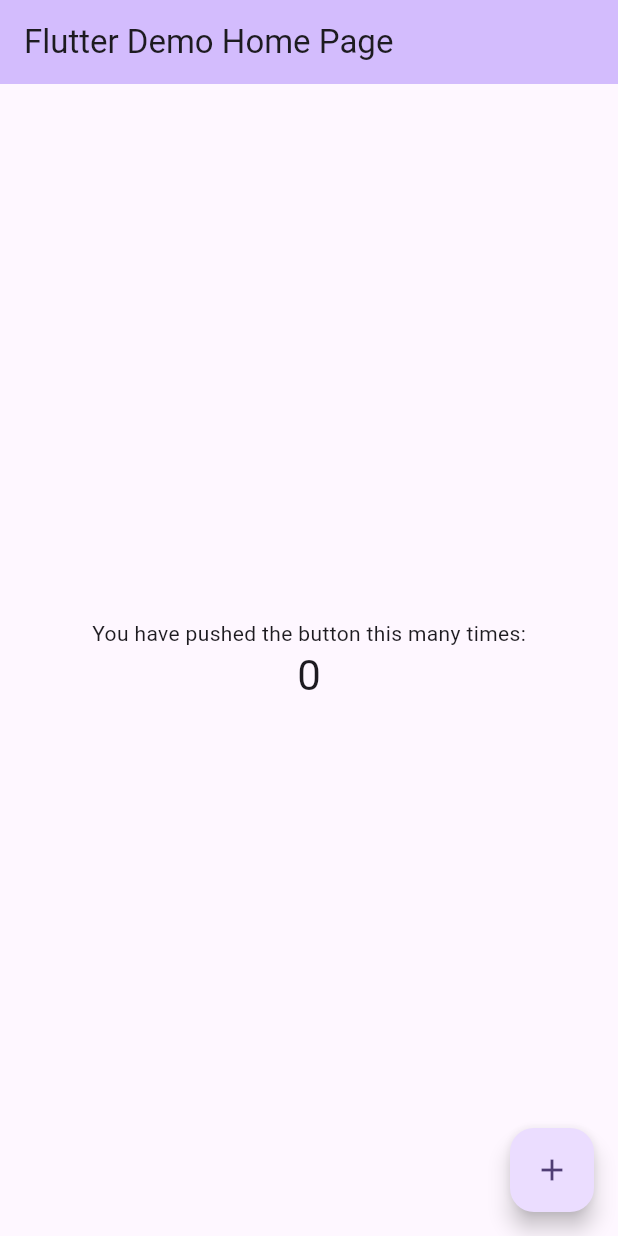
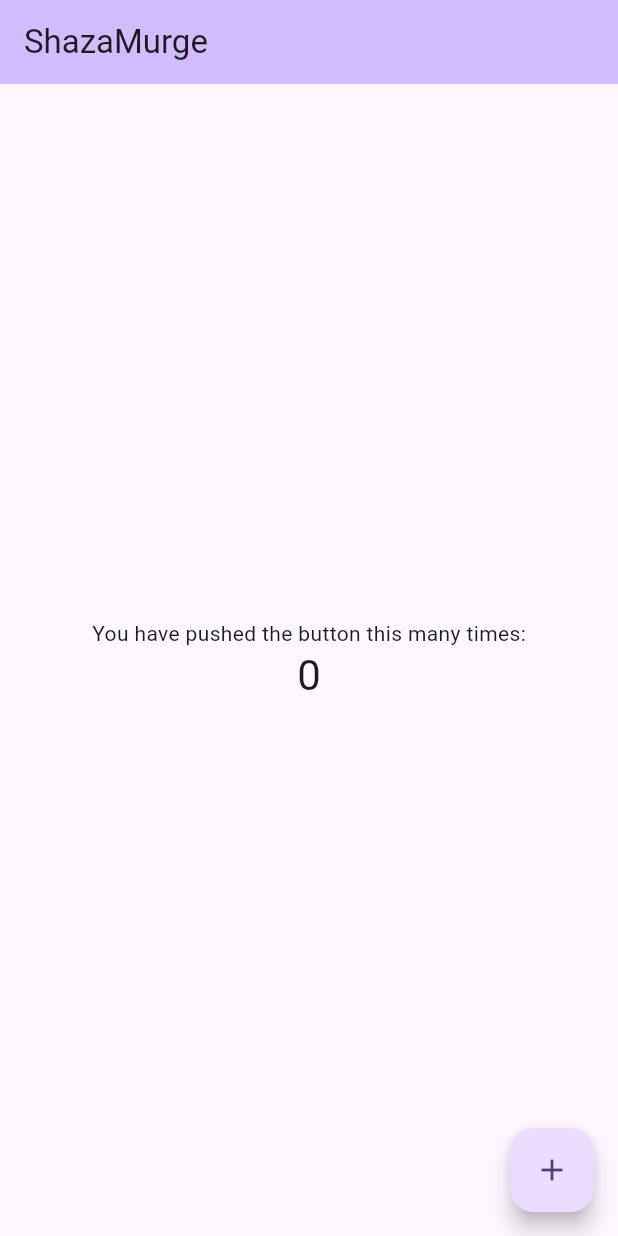
Before and after one commit to AlexisSaccoman/shazam, a Flutter app: the screen it shows after launch, on a phone screen of 412 x 824 dp. Run offline on Flutter 3.47's test engine with Material 2 defaults, Android fonts, the phone set to English and light mode, and no system bars.

Commit message:
update main.dart

```diff
--- a/lib/main.dart
+++ b/lib/main.dart
@@ -11,7 +11,7 @@ class MyApp extends StatelessWidget {
   @override
   Widget build(BuildContext context) {
     return MaterialApp(
-      title: 'Flutter Demo',
+      title: 'Shazamurge',
       theme: ThemeData(
         // This is the theme of your application.
         //
@@ -31,7 +31,7 @@ class MyApp extends StatelessWidget {
         colorScheme: ColorScheme.fromSeed(seedColor: Colors.deepPurple),
         useMaterial3: true,
       ),
-      home: const MyHomePage(title: 'Flutter Demo Home Page'),
+      home: const MyHomePage(title: 'ShazaMurge'),
     );
   }
 }
```
